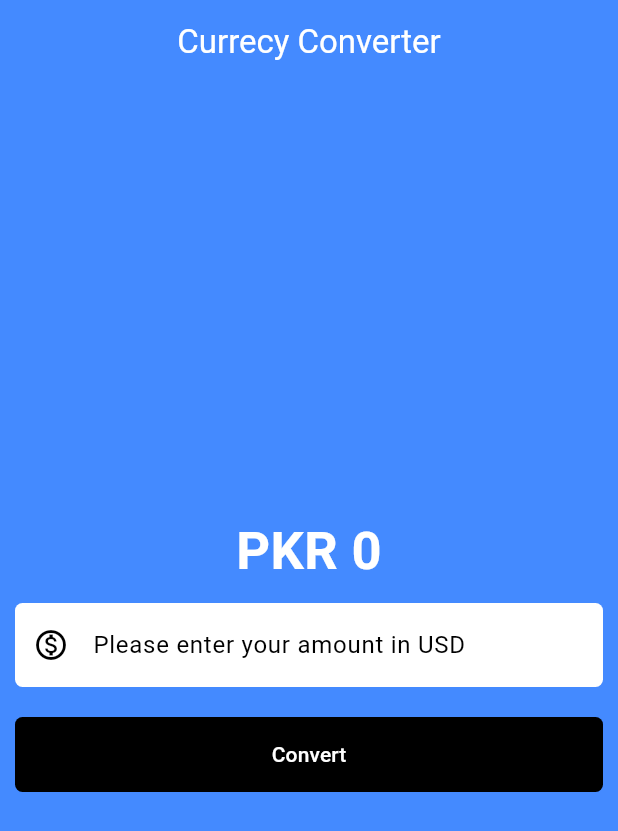
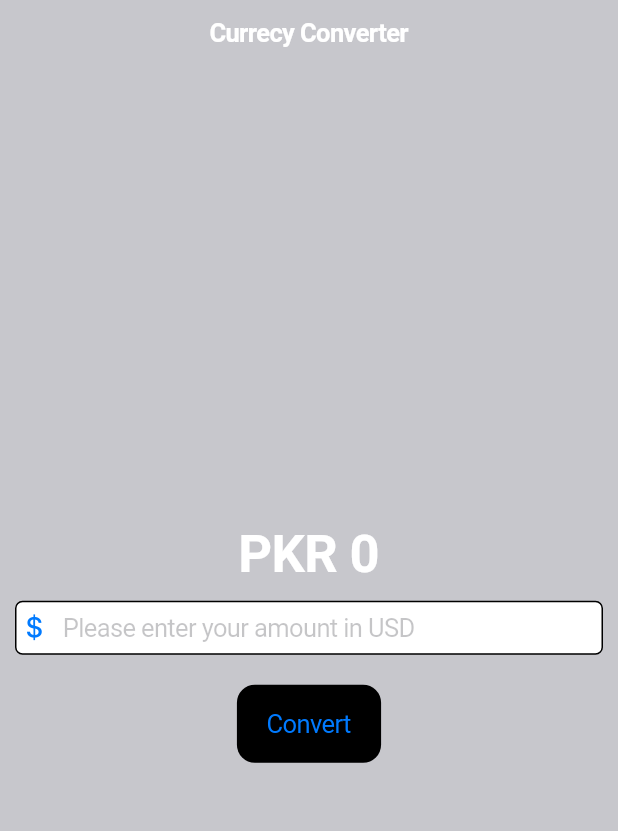
Before and after one commit to alphadev97/flutter_apps, a Flutter app: the screen it shows after launch, on a phone screen of 412 x 824 dp. Shown: the top 831 px of the screen. Run offline on Flutter 3.47's test engine with Material 3 defaults, Android fonts, the phone set to English and light mode, and no system bars.

Commit message:
With Cupertino

```diff
--- /dev/null
+++ b/currency_converter/lib/currency_converter_cupertino_page.dart
@@ -0,0 +1,83 @@
+import "package:flutter/cupertino.dart";
+
+class CurrencyConverterCupertinoPage extends StatefulWidget {
+  const CurrencyConverterCupertinoPage({super.key});
+
+  @override
+  State<CurrencyConverterCupertinoPage> createState() =>
+      _CurrencyConverterCupertinoPageState();
+}
+
+class _CurrencyConverterCupertinoPageState
+    extends State<CurrencyConverterCupertinoPage> {
+  double result = 0;
+  int currency = 278;
+  final TextEditingController textEditingController = TextEditingController();
+
+  void convert() {
+    setState(() {
+      result = double.parse(textEditingController.text) * currency;
+    });
+  }
+
+  @override
+  Widget build(BuildContext context) {
+    return CupertinoPageScaffold(
+      backgroundColor: CupertinoColors.systemGrey3,
+      navigationBar: const CupertinoNavigationBar(
+        backgroundColor: CupertinoColors.systemGrey3,
+        middle: Text(
+          "Currecy Converter",
+          style: TextStyle(color: CupertinoColors.white),
+        ),
+      ),
+      child: Center(
+        child: Column(
+          mainAxisAlignment: MainAxisAlignment.center,
+          children: [
+            Text(
+              "PKR ${result != 0 ? result.toStringAsFixed(2) : result.toStringAsFixed(0)}",
+              style: const TextStyle(
+                fontSize: 35,
+                fontWeight: FontWeight.bold,
+                color: Color.fromARGB(255, 255, 255, 255),
+              ),
+            ),
+            Padding(
+              padding: const EdgeInsets.all(10.0),
+              child: CupertinoTextField(
+                controller: textEditingController,
+                style: const TextStyle(
+                  color: CupertinoColors.black,
+                ),
+                decoration: BoxDecoration(
+                  color: CupertinoColors.white,
+                  border: Border.all(),
+                  borderRadius: BorderRadius.circular(5),
+                ),
+                placeholder: "Please enter your amount in USD",
+                prefix: const Icon(CupertinoIcons.money_dollar),
+                keyboardType: const TextInputType.numberWithOptions(
+                  decimal: true,
+                ),
+              ),
+            ),
+            // button
+
+            // raised
+            // appears like a text
+
+            Padding(
+              padding: const EdgeInsets.all(10.0),
+              child: CupertinoButton(
+                onPressed: convert,
+                color: CupertinoColors.black,
+                child: const Text("Convert"),
+              ),
+            )
+          ],
+        ),
+      ),
+    );
+  }
+}
--- a/currency_converter/lib/main.dart
+++ b/currency_converter/lib/main.dart
@@ -1,8 +1,10 @@
+import 'package:currency_converter/currency_converter_cupertino_page.dart';
 import 'package:currency_converter/currency_converter_material_page.dart';
+import 'package:flutter/cupertino.dart';
 import 'package:flutter/material.dart';
 
 void main() {
-  runApp(const MyApp());
+  runApp(const MyCupertinoApp());
 }
 
 // Types of Widgets
@@ -25,3 +27,14 @@ class MyApp extends StatelessWidget {
     );
   }
 }
+
+class MyCupertinoApp extends StatelessWidget {
+  const MyCupertinoApp({super.key});
+
+  @override
+  Widget build(BuildContext context) {
+    return const CupertinoApp(
+      home: CurrencyConverterCupertinoPage(),
+    );
+  }
+}
```
